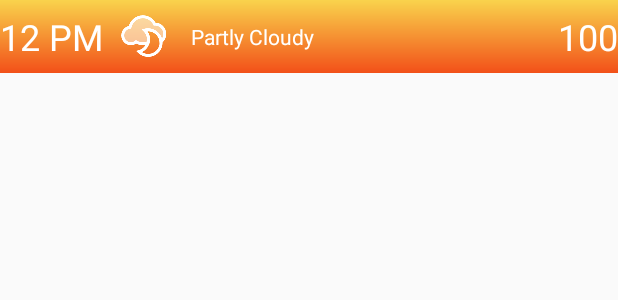
After one commit to jordancarlson08/Stormy, an Android app: the layout hourly_list_item.xml on its own in the app's theme, with its tools: preview values and no code run, on a phone screen of 412 x 824 dp. The commit adds this screen. Shown: the top 300 px of the screen. Run offline under Robolectric (Android 15) with nearby library versions, the phone set to English and light mode, and no system bars.

Commit message:
Hourly complete

```diff
--- /dev/null
+++ b/app/src/main/res/layout/hourly_list_item.xml
@@ -0,0 +1,55 @@
+<?xml version="1.0" encoding="utf-8"?>
+<RelativeLayout xmlns:android="http://schemas.android.com/apk/res/android"
+                xmlns:tools="http://schemas.android.com/tools"
+                android:layout_width="match_parent"
+                android:layout_height="wrap_content"
+                android:paddingTop="8dp"
+                android:paddingBottom="8dp"
+                tools:background="@drawable/bg_hot">
+
+    <TextView
+        android:layout_width="80dp"
+        android:layout_height="wrap_content"
+        android:id="@+id/timeLabel"
+        android:layout_centerVertical="true"
+        android:layout_alignParentLeft="true"
+        android:layout_alignParentStart="true"
+        android:textColor="#ffffffff"
+        android:textSize="24sp"
+        tools:text="12 PM"/>
+
+    <ImageView
+        android:layout_width="wrap_content"
+        android:layout_height="wrap_content"
+        android:id="@+id/iconImageView"
+        android:layout_alignParentTop="true"
+        android:layout_toRightOf="@+id/timeLabel"
+        android:layout_toEndOf="@+id/timeLabel"
+        android:src="@drawable/cloudy_night"/>
+
+    <TextView
+        android:layout_width="wrap_content"
+        android:layout_height="wrap_content"
+        android:id="@+id/temperatureLabel"
+        android:layout_alignParentTop="false"
+        android:layout_alignParentRight="true"
+        android:layout_alignParentEnd="true"
+        android:layout_centerVertical="true"
+        android:textSize="24sp"
+        android:textColor="#ffffffff"
+        tools:text="100"/>
+
+    <TextView
+        android:layout_width="wrap_content"
+        android:layout_height="wrap_content"
+        android:id="@+id/summaryLabel"
+        android:layout_alignParentTop="false"
+        android:layout_toRightOf="@+id/iconImageView"
+        android:layout_toEndOf="@+id/iconImageView"
+        android:textColor="#ffffffff"
+        android:layout_centerVertical="true"
+        android:layout_toLeftOf="@+id/temperatureLabel"
+        android:paddingLeft="15dp"
+        android:paddingRight="15dp"
+        tools:text="Partly Cloudy"/>
+</RelativeLayout>
--- a/app/src/main/res/values/strings.xml
+++ b/app/src/main/res/values/strings.xml
@@ -10,5 +10,6 @@
     <string name="network_unavailable">Network is unavailable.</string>
     <string name="title_activity_daily_forecast_activiyt">DailyForecastActiviyt</string>
     <string name="no_daily_forecast_data">There is no data to display</string>
+    <string name="title_activity_hourly_forecast">HourlyForecastActivity</string>
 
 </resources>
```
Also changed, not shown: app/src/main/AndroidManifest.xml (+8 -0 lines), app/src/main/java/me/jordancarlson/stormy/Weather/Hour.java (+55 -3 lines), app/src/main/java/me/jordancarlson/stormy/adapters/HourAdapter.java (added, +67 -0 lines), app/src/main/java/me/jordancarlson/stormy/ui/HourlyForecastActivity.java (added, +48 -0 lines), app/src/main/java/me/jordancarlson/stormy/ui/MainActivity.java (+8 -0 lines), app/src/main/res/layout/activity_hourly_forecast.xml (added, +18 -0 lines), app/src/main/res/menu/menu_hourly_forecast.xml (added, +9 -0 lines).
